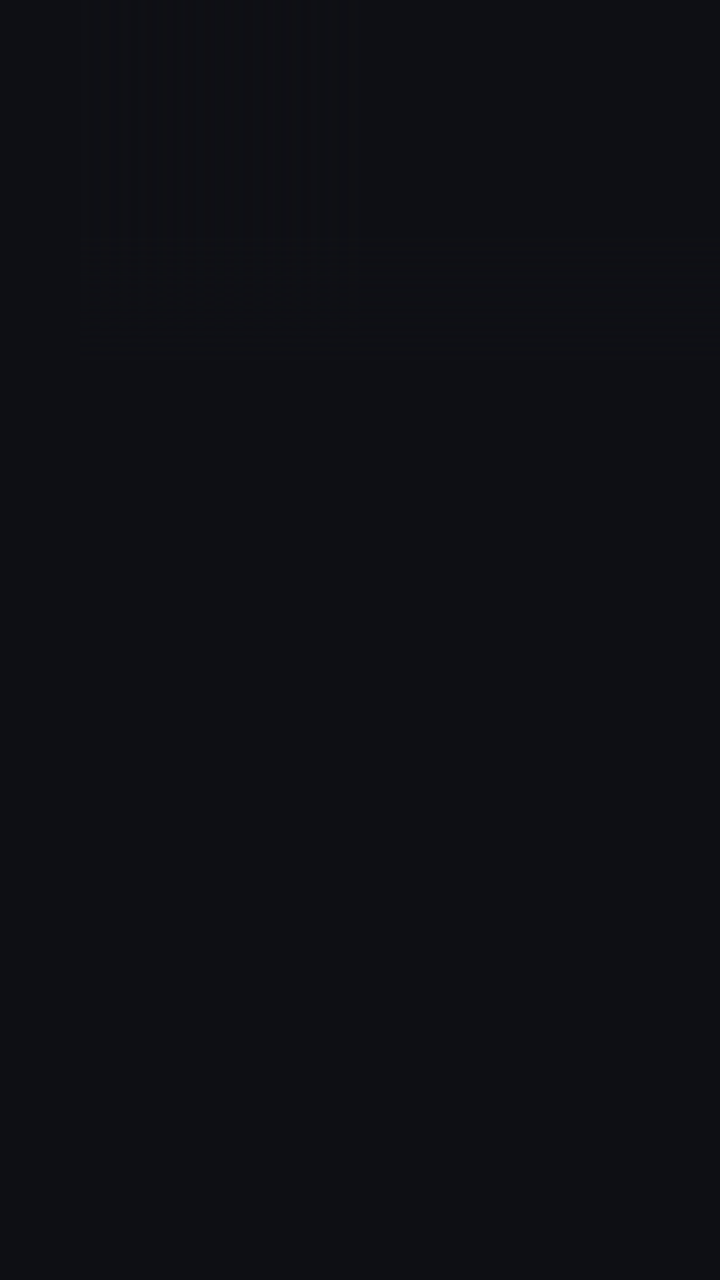
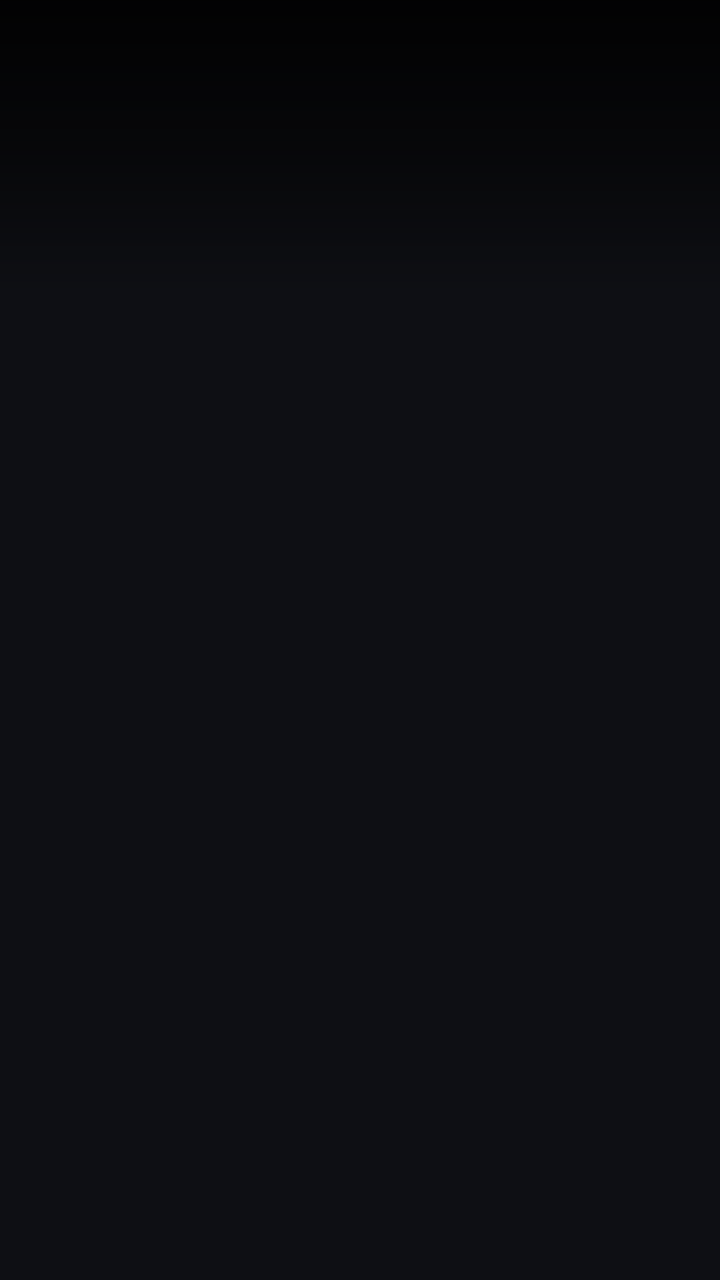

An Android layout rendered at two revisions. The XML below is the earlier revision; the diff shows what the commit changed to produce the second picture.
<!-- AndroidManifest.xml: application theme Theme.Leanback -->
<!-- res/layout/guide_activity.xml -->
<?xml version="1.0" encoding="utf-8"?>
<FrameLayout xmlns:android="http://schemas.android.com/apk/res/android"
    android:layout_width="match_parent"
    android:layout_height="match_parent"
    android:background="@color/guide_background">

    
    <FrameLayout
        android:id="@+id/preview_frame"
        android:layout_width="320dp"
        android:layout_height="180dp"
        android:layout_gravity="top|end">

        <ImageView
            android:id="@+id/preview_logo"
            android:layout_width="120dp"
            android:layout_height="68dp"
            android:layout_gravity="center"
            android:scaleType="fitCenter"
            android:alpha="0.4" />

        <androidx.media3.ui.PlayerView
            android:id="@+id/preview"
            android:layout_width="match_parent"
            android:layout_height="match_parent"
            android:visibility="invisible" />

        <View
            android:layout_width="match_parent"
            android:layout_height="match_parent"
            android:background="@drawable/preview_fade_left" />

        <View
            android:layout_width="match_parent"
            android:layout_height="match_parent"
            android:background="@drawable/preview_fade_bottom" />
    </FrameLayout>

    <LinearLayout
        android:layout_width="match_parent"
        android:layout_height="match_parent"
        android:orientation="vertical"
        android:paddingStart="32dp"
        android:paddingEnd="32dp"
        android:paddingTop="18dp">

        
        <LinearLayout
            android:layout_width="match_parent"
            android:layout_height="wrap_content"
            android:orientation="horizontal"
            android:gravity="center_vertical">

            <HorizontalScrollView
                android:layout_width="0dp"
                android:layout_height="wrap_content"
                android:layout_weight="1"
                android:scrollbars="none">

                <LinearLayout
                    android:id="@+id/chips"
                    android:layout_width="wrap_content"
                    android:layout_height="wrap_content"
                    android:orientation="horizontal"
                    android:paddingTop="2dp"
                    android:paddingBottom="2dp" />
            </HorizontalScrollView>

            <TextView
                android:id="@+id/vpn_toggle"
                android:visibility="gone"
                android:layout_width="wrap_content"
                android:layout_height="wrap_content"
                android:layout_marginStart="12dp"
                android:background="@drawable/vpn_chip"
                android:focusable="true"
                android:fontFamily="sans-serif-medium"
                android:nextFocusDown="@+id/grid"
                android:paddingStart="12dp"
                android:paddingTop="4dp"
                android:paddingEnd="12dp"
                android:paddingBottom="4dp"
                android:singleLine="true"
                android:textColor="@color/guide_chip_text"
                android:textSize="13sp" />
        </LinearLayout>

        
        <LinearLayout
            android:layout_width="match_parent"
            android:layout_height="96dp"
            android:layout_marginTop="12dp"
            android:layout_marginEnd="288dp"
            android:orientation="vertical">

            <TextView
                android:id="@+id/hero_title"
                android:layout_width="match_parent"
                android:layout_height="wrap_content"
                android:fontFamily="sans-serif-medium"
                android:singleLine="true"
                android:ellipsize="end"
                android:textColor="@color/guide_text"
                android:textSize="22sp" />

            <TextView
                android:id="@+id/hero_time"
                android:layout_width="match_parent"
                android:layout_height="wrap_content"
                android:layout_marginTop="2dp"
                android:fontFamily="sans-serif"
                android:singleLine="true"
                android:ellipsize="end"
                android:textColor="@color/guide_muted"
                android:textSize="13sp" />

            <TextView
                android:id="@+id/hero_description"
                android:layout_width="match_parent"
                android:layout_height="wrap_content"
                android:layout_marginTop="6dp"
                android:fontFamily="sans-serif"
                android:maxLines="2"
                android:ellipsize="end"
                android:lineSpacingMultiplier="1.1"
                android:textColor="#CCECEDF3"
                android:textSize="13sp" />
        </LinearLayout>

        <FrameLayout
            android:layout_width="match_parent"
            android:layout_height="0dp"
            android:layout_weight="1">

            <LinearLayout
                android:id="@+id/grid_area"
                android:layout_width="match_parent"
                android:layout_height="match_parent"
                android:orientation="vertical">

                
                <FrameLayout
                    android:layout_width="match_parent"
                    android:layout_height="26dp">

                    <TextView
                        android:id="@+id/ruler_date"
                        android:layout_width="@dimen/guide_channel_column"
                        android:layout_height="match_parent"
                        android:fontFamily="sans-serif"
                        android:gravity="center_vertical"
                        android:textColor="@color/guide_muted"
                        android:textSize="12sp" />

                    <FrameLayout
                        android:id="@+id/ruler"
                        android:layout_width="match_parent"
                        android:layout_height="match_parent"
                        android:layout_marginStart="@dimen/guide_channel_column" />
                </FrameLayout>

                <androidx.recyclerview.widget.RecyclerView
                    android:id="@+id/grid"
                    android:layout_width="match_parent"
                    android:layout_height="0dp"
                    android:layout_weight="1"
                    android:focusable="true"
                    android:descendantFocusability="blocksDescendants"
                    android:scrollbars="none" />
            </LinearLayout>

            
            <View
                android:id="@+id/now_line"
                android:layout_width="2dp"
                android:layout_height="match_parent"
                android:background="#FFE53935"
                android:visibility="gone" />

            <TextView
                android:id="@+id/empty"
                android:layout_width="wrap_content"
                android:layout_height="wrap_content"
                android:layout_gravity="center"
                android:gravity="center"
                android:fontFamily="sans-serif"
                android:textColor="@color/guide_muted"
                android:textSize="15sp"
                android:visibility="gone" />
        </FrameLayout>
    </LinearLayout>
</FrameLayout>
<!-- resources referenced by this layout -->
<resources>
  <color name="guide_background">#FF0E0F14</color>
  <color name="guide_muted">#FF8D90A0</color>
  <color name="guide_text">#FFECEDF3</color>
  <dimen name="guide_channel_column">112dp</dimen>
  <!-- drawable preview_fade_bottom (drawable) -->
  <?xml version="1.0" encoding="utf-8"?>
  <shape xmlns:android="http://schemas.android.com/apk/res/android">
      <gradient android:angle="90" android:startColor="@color/guide_background"
          android:centerColor="#000E0F14" android:centerY="0.35" android:endColor="#000E0F14" />
  </shape>
  <!-- drawable preview_fade_left (drawable) -->
  <?xml version="1.0" encoding="utf-8"?>
  <shape xmlns:android="http://schemas.android.com/apk/res/android">
      <gradient android:angle="0" android:startColor="@color/guide_background"
          android:centerColor="#000E0F14" android:centerX="0.45" android:endColor="#000E0F14" />
  </shape>
  <!-- drawable vpn_chip (drawable) -->
  <?xml version="1.0" encoding="utf-8"?>
  <selector xmlns:android="http://schemas.android.com/apk/res/android">
      <item android:state_focused="true">
          <shape android:shape="rectangle">
              <corners android:radius="14dp" />
              <solid android:color="@color/guide_focus" />
          </shape>
      </item>
      <item>
          <shape android:shape="rectangle">
              <corners android:radius="14dp" />
              <solid android:color="#99000000" />
              <stroke android:width="1dp" android:color="#33FFFFFF" />
          </shape>
      </item>
  </selector>
  <color name="guide_focus">#FFE31E2D</color>
</resources>

<!-- the commit's change to res/layout/guide_activity.xml (unified diff, before → after) -->
@@ -2,7 +2,26 @@
 <FrameLayout xmlns:android="http://schemas.android.com/apk/res/android"
     android:layout_width="match_parent"
     android:layout_height="match_parent"
-    android:background="@color/guide_background">
+    android:background="@color/guide_background"
+    android:clipChildren="false">
+
+    <ImageView
+        android:id="@+id/backdrop"
+        android:layout_width="match_parent"
+        android:layout_height="match_parent"
+        android:importantForAccessibility="no"
+        android:scaleType="centerCrop" />
+
+    <View
+        android:layout_width="match_parent"
+        android:layout_height="match_parent"
+        android:background="#D10E0F14" />
+
+    
+    <View
+        android:layout_width="match_parent"
+        android:layout_height="150dp"
+        android:background="@drawable/top_scrim" />
 
     
     <FrameLayout
@@ -10,6 +29,13 @@
         android:layout_width="320dp"
         android:layout_height="180dp"
         android:layout_gravity="top|end">
+
+        <ImageView
+            android:id="@+id/preview_art"
+            android:layout_width="match_parent"
+            android:layout_height="match_parent"
+            android:importantForAccessibility="no"
+            android:scaleType="centerCrop" />
 
         <ImageView
             android:id="@+id/preview_logo"
@@ -24,106 +50,125 @@
             android:layout_width="match_parent"
             android:layout_height="match_parent"
             android:visibility="invisible" />
-
-        <View
-            android:layout_width="match_parent"
-            android:layout_height="match_parent"
-            android:background="@drawable/preview_fade_left" />
-
-        <View
-            android:layout_width="match_parent"
-            android:layout_height="match_parent"
-            android:background="@drawable/preview_fade_bottom" />
     </FrameLayout>
 
     <LinearLayout
         android:layout_width="match_parent"
         android:layout_height="match_parent"
+        android:clipChildren="false"
         android:orientation="vertical"
-        android:paddingStart="32dp"
-        android:paddingEnd="32dp"
-        android:paddingTop="18dp">
+        android:paddingStart="@dimen/screen_margin"
+        android:paddingEnd="@dimen/screen_margin"
+        android:paddingTop="20dp">
+
+        
+        <FrameLayout
+            android:layout_width="match_parent"
+            android:layout_height="40dp"
+            android:clipChildren="false">
+
+            <LinearLayout
+                android:layout_width="match_parent"
+                android:layout_height="40dp"
+                android:layout_marginEnd="288dp"
+                android:gravity="center_vertical"
+                android:orientation="horizontal">
+
+                <TextView
+                    android:id="@+id/vpn_toggle"
+                    android:visibility="gone"
+                    android:layout_width="wrap_content"
+                    android:layout_height="wrap_content"
+                    android:layout_marginEnd="12dp"
+                    android:background="@drawable/vpn_chip"
+                    android:focusable="true"
+                    android:fontFamily="sans-serif-medium"
+                    android:nextFocusDown="@+id/grid"
+                    android:paddingStart="12dp"
+                    android:paddingTop="4dp"
+                    android:paddingEnd="12dp"
+                    android:paddingBottom="4dp"
+                    android:singleLine="true"
+                    android:textColor="@color/guide_chip_text"
+                    android:textSize="13sp" />
+
+                <HorizontalScrollView
+                    android:id="@+id/groups_scroll"
+                    android:layout_width="0dp"
+                    android:layout_height="40dp"
+                    android:layout_weight="1"
+                    android:scrollbars="none">
+
+                    <FrameLayout
+                        android:layout_width="wrap_content"
+                        android:layout_height="40dp">
+
+                        <View
+                            android:id="@+id/group_pill"
+                            android:layout_width="48dp"
+                            android:layout_height="40dp"
+                            android:alpha="0"
+                            android:background="@drawable/menu_pill" />
+
+                        <LinearLayout
+                            android:id="@+id/chips"
+                            android:layout_width="wrap_content"
+                            android:layout_height="40dp"
+                            android:orientation="horizontal" />
+                    </FrameLayout>
+                </HorizontalScrollView>
+
+                <ImageView
+                    android:id="@+id/groups_more"
+                    android:layout_width="24dp"
+                    android:layout_height="24dp"
+                    android:layout_marginStart="4dp"
+                    android:alpha="0.8"
+                    android:importantForAccessibility="no"
+                    android:src="@drawable/ic_more"
+                    android:visibility="invisible" />
+            </LinearLayout>
+        </FrameLayout>
 
         
         <LinearLayout
             android:layout_width="match_parent"
-            android:layout_height="wrap_content"
-            android:orientation="horizontal"
-            android:gravity="center_vertical">
-
-            <HorizontalScrollView
-                android:layout_width="0dp"
-                android:layout_height="wrap_content"
-                android:layout_weight="1"
-                android:scrollbars="none">
-
-                <LinearLayout
-                    android:id="@+id/chips"
-                    android:layout_width="wrap_content"
-                    android:layout_height="wrap_content"
-                    android:orientation="horizontal"
-                    android:paddingTop="2dp"
-                    android:paddingBottom="2dp" />
-            </HorizontalScrollView>
-
-            <TextView
-                android:id="@+id/vpn_toggle"
-                android:visibility="gone"
-                android:layout_width="wrap_content"
-                android:layout_height="wrap_content"
-                android:layout_marginStart="12dp"
-                android:background="@drawable/vpn_chip"
-                android:focusable="true"
+            android:layout_height="110dp"
+            android:layout_marginTop="14dp"
+            android:layout_marginEnd="272dp"
+            android:orientation="vertical">
+
+            <TextView
+                android:id="@+id/hero_title"
+                android:layout_width="match_parent"
+                android:layout_height="wrap_content"
+                android:ellipsize="end"
                 android:fontFamily="sans-serif-medium"
-                android:nextFocusDown="@+id/grid"
-                android:paddingStart="12dp"
-                android:paddingTop="4dp"
-                android:paddingEnd="12dp"
-                android:paddingBottom="4dp"
+                android:shadowColor="#CC000000"
+                android:shadowRadius="4"
                 android:singleLine="true"
-                android:textColor="@color/guide_chip_text"
-                android:textSize="13sp" />
-        </LinearLayout>
-
-        
-        <LinearLayout
-            android:layout_width="match_parent"
-            android:layout_height="96dp"
-            android:layout_marginTop="12dp"
-            android:layout_marginEnd="288dp"
-            android:orientation="vertical">
-
-            <TextView
-                android:id="@+id/hero_title"
-                android:layout_width="match_parent"
-                android:layout_height="wrap_content"
-                android:fontFamily="sans-serif-medium"
+                android:textColor="#FFFFFFFF"
+                android:textSize="24sp" />
+
+            <TextView
+                android:id="@+id/hero_time"
+                android:layout_width="match_parent"
+                android:layout_height="wrap_content"
+                android:layout_marginTop="4dp"
+                android:ellipsize="end"
                 android:singleLine="true"
+                android:textColor="#FFCCCCCC"
+                android:textSize="14sp" />
+
+            <TextView
+                android:id="@+id/hero_description"
+                android:layout_width="match_parent"
+                android:layout_height="wrap_content"
+                android:layout_marginTop="7dp"
                 android:ellipsize="end"
-                android:textColor="@color/guide_text"
-                android:textSize="22sp" />
-
-            <TextView
-                android:id="@+id/hero_time"
-                android:layout_width="match_parent"
-                android:layout_height="wrap_content"
-                android:layout_marginTop="2dp"
-                android:fontFamily="sans-serif"
-                android:singleLine="true"
-                android:ellipsize="end"
-                android:textColor="@color/guide_muted"
-                android:textSize="13sp" />
-
-            <TextView
-                android:id="@+id/hero_description"
-                android:layout_width="match_parent"
-                android:layout_height="wrap_content"
-                android:layout_marginTop="6dp"
-                android:fontFamily="sans-serif"
-                android:maxLines="2"
-                android:ellipsize="end"
-                android:lineSpacingMultiplier="1.1"
-                android:textColor="#CCECEDF3"
+                android:lineSpacingExtra="1dp"
+                android:maxLines="3"
+                android:textColor="#FFEEEEEE"
                 android:textSize="13sp" />
         </LinearLayout>
 
<!-- resource entries referenced after the edit -->
@@ -2,19 +2,34 @@
 <resources>
   <color name="guide_background">#FF0E0F14</color>
   <color name="guide_muted">#FF8D90A0</color>
-  <color name="guide_text">#FFECEDF3</color>
   <dimen name="guide_channel_column">112dp</dimen>
-  <!-- drawable preview_fade_bottom (drawable) -->
+  <dimen name="screen_margin">48dp</dimen>
+  <!-- drawable ic_more (drawable) -->
   <?xml version="1.0" encoding="utf-8"?>
-  <shape xmlns:android="http://schemas.android.com/apk/res/android">
-      <gradient android:angle="90" android:startColor="@color/guide_background"
-          android:centerColor="#000E0F14" android:centerY="0.35" android:endColor="#000E0F14" />
+  <vector xmlns:android="http://schemas.android.com/apk/res/android"
+      android:width="24dp"
+      android:height="24dp"
+      android:viewportWidth="24"
+      android:viewportHeight="24">
+      <path
+          android:fillColor="#FFFFFFFF"
+          android:pathData="M10,6L8.59,7.41 13.17,12l-4.58,4.59L10,18l6,-6z" />
+  </vector>
+  <!-- drawable menu_pill (drawable) -->
+  <?xml version="1.0" encoding="utf-8"?>
+  <shape xmlns:android="http://schemas.android.com/apk/res/android" android:shape="rectangle">
+      <corners android:radius="12dp" />
+      <solid android:color="#38FFFFFF" />
+      <stroke android:width="1dp" android:color="#4DFFFFFF" />
   </shape>
-  <!-- drawable preview_fade_left (drawable) -->
+  <!-- drawable top_scrim (drawable) -->
   <?xml version="1.0" encoding="utf-8"?>
-  <shape xmlns:android="http://schemas.android.com/apk/res/android">
-      <gradient android:angle="0" android:startColor="@color/guide_background"
-          android:centerColor="#000E0F14" android:centerX="0.45" android:endColor="#000E0F14" />
+  <shape xmlns:android="http://schemas.android.com/apk/res/android" android:shape="rectangle">
+      <gradient
+          android:angle="270"
+          android:startColor="#E6000000"
+          android:centerColor="#8C000000"
+          android:endColor="#00000000" />
   </shape>
   <!-- drawable vpn_chip (drawable) -->
   <?xml version="1.0" encoding="utf-8"?>
